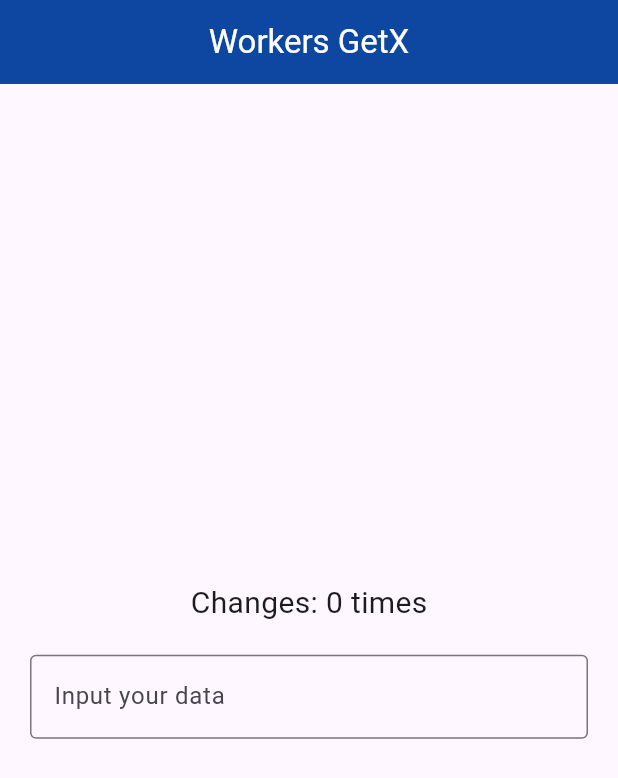
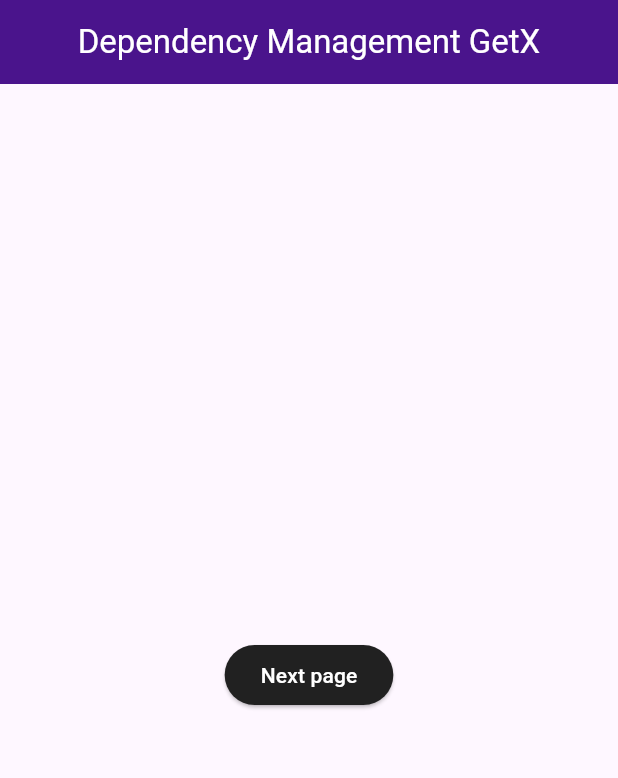
Before and after one commit to iqbalsuwandi20/belajar-flutter-youtube, a Flutter app: the screen it shows after launch, on a phone screen of 412 x 824 dp. Shown: the top 778 px of the screen. Run offline on Flutter 3.47's test engine with Material 3 defaults, Android fonts, the phone set to English and light mode, and no system bars; our stand-ins replace get.

Commit message:
dependency management getx

```diff
--- /dev/null
+++ b/lib/controllers/page_one_controller.dart
@@ -0,0 +1,13 @@
+import 'package:get/get.dart';
+
+class PageOneController extends GetxController {
+  Map<String, dynamic> data = {
+    "name": "Raul",
+    "age": 23,
+  };
+
+  Map<String, dynamic> data2 = {
+    "name": "Gusion",
+    "age": 34,
+  };
+}
--- a/lib/main.dart
+++ b/lib/main.dart
@@ -1,5 +1,5 @@
 import 'package:flutter/material.dart';
-import 'package:flutter_basic/pages/home_page.dart';
+import 'package:flutter_basic/pages/page_one.dart';
 import 'package:get/get.dart';
 
 void main() {
@@ -13,7 +13,7 @@ class MyApp extends StatelessWidget {
   Widget build(BuildContext context) {
     return GetMaterialApp(
       debugShowCheckedModeBanner: false,
-      home: HomePage(),
+      home: PageOne(),
     );
   }
 }
--- a/lib/pages/home_page.dart
+++ /dev/null
@@ -1,49 +0,0 @@
-import 'package:flutter/material.dart';
-import 'package:flutter_basic/controllers/home_controller.dart';
-import 'package:get/get.dart';
-
-class HomePage extends StatelessWidget {
-  HomePage({super.key});
-
-  final homeController = Get.put(HomeController());
-
-  @override
-  Widget build(BuildContext context) {
-    return Scaffold(
-      appBar: AppBar(
-        centerTitle: true,
-        backgroundColor: Colors.blue[900],
-        title: const Text(
-          "Workers GetX",
-          style: TextStyle(color: Colors.white),
-        ),
-      ),
-      body: Padding(
-        padding: const EdgeInsets.all(20),
-        child: Center(
-          child: Column(
-            mainAxisAlignment: MainAxisAlignment.center,
-            children: [
-              Obx(
-                () => Text(
-                  "Changes: ${homeController.dataValue} times",
-                  style: const TextStyle(fontSize: 20),
-                ),
-              ),
-              const SizedBox(
-                height: 20,
-              ),
-              TextField(
-                onChanged: (value) => homeController.change,
-                decoration: const InputDecoration(
-                  labelText: "Input your data",
-                  border: OutlineInputBorder(),
-                ),
-              ),
-            ],
-          ),
-        ),
-      ),
-    );
-  }
-}
--- /dev/null
+++ b/lib/pages/page_one.dart
@@ -0,0 +1,53 @@
+import 'package:flutter/material.dart';
+import 'package:flutter_basic/controllers/page_one_controller.dart';
+import 'package:flutter_basic/pages/page_two.dart';
+import 'package:get/get.dart';
+
+class PageOne extends StatelessWidget {
+  PageOne({super.key});
+
+  // mendefinisikan suatu class yang ingin di daftarkan
+  // final pageOneC = Get.put(PageOneController());
+  final pageOneController = Get.lazyPut(() => PageOneController());
+
+  @override
+  Widget build(BuildContext context) {
+    return Scaffold(
+      appBar: AppBar(
+        centerTitle: true,
+        backgroundColor: Colors.purple[900],
+        title: const Text(
+          "Dependency Management GetX",
+          style: TextStyle(color: Colors.white),
+        ),
+      ),
+      body: Center(
+        child: Column(
+          mainAxisAlignment: MainAxisAlignment.center,
+          children: [
+            // Text(
+            //   "My name is ${["name"]}, and I am ${pageOneC.data["age"]} years old",
+            //   style: const TextStyle(fontWeight: FontWeight.bold),
+            // ),
+            const SizedBox(
+              height: 20,
+            ),
+            ElevatedButton(
+              onPressed: () {
+                Navigator.of(context).push(MaterialPageRoute(
+                  builder: (context) => PageTwo(),
+                ));
+              },
+              style:
+                  ElevatedButton.styleFrom(backgroundColor: Colors.grey[900]),
+              child: const Text(
+                "Next page",
+                style: TextStyle(color: Colors.white),
+              ),
+            )
+          ],
+        ),
+      ),
+    );
+  }
+}
```
Also changed, not shown: lib/controllers/home_controller.dart (deleted, +0 -24 lines), lib/pages/page_two.dart (added, +36 -0 lines).
